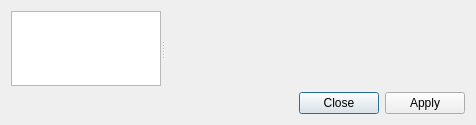
The window that lxqt-config-monitor/monitorsettingsdialog.ui (lxqt/lxqt-config) describes before a commit, drawn with Qt 5.
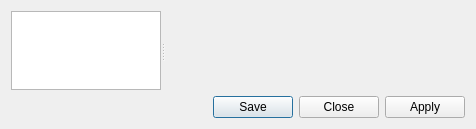
The same window after the commit. Icons and pictures are not drawn.

```diff
--- a/lxqt-config-monitor/monitorsettingsdialog.ui
+++ b/lxqt-config-monitor/monitorsettingsdialog.ui
@@ -6,8 +6,8 @@
    <rect>
     <x>0</x>
     <y>0</y>
-    <width>463</width>
-    <height>125</height>
+    <width>474</width>
+    <height>129</height>
    </rect>
   </property>
   <property name="windowTitle">
@@ -69,7 +69,10 @@
       <enum>Qt::Horizontal</enum>
      </property>
      <property name="standardButtons">
-      <set>QDialogButtonBox::Apply|QDialogButtonBox::Close</set>
+      <set>QDialogButtonBox::Apply|QDialogButtonBox::Close|QDialogButtonBox::Save</set>
+     </property>
+     <property name="centerButtons">
+      <bool>false</bool>
      </property>
     </widget>
    </item>
```
